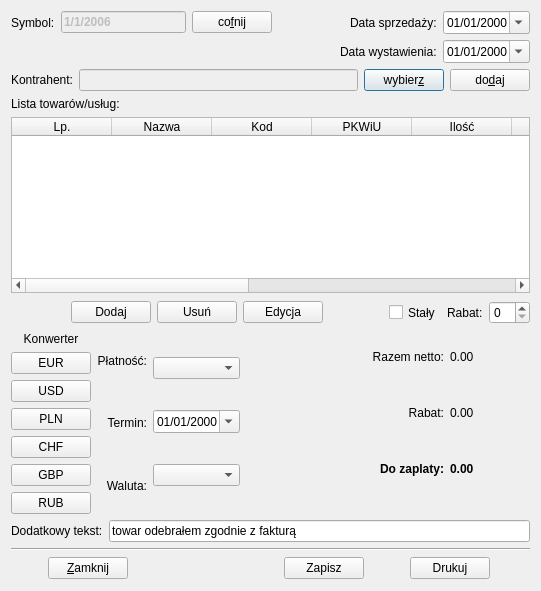
juliagoda/qfaktury, file ui/Invoice.ui: the form before one commit.
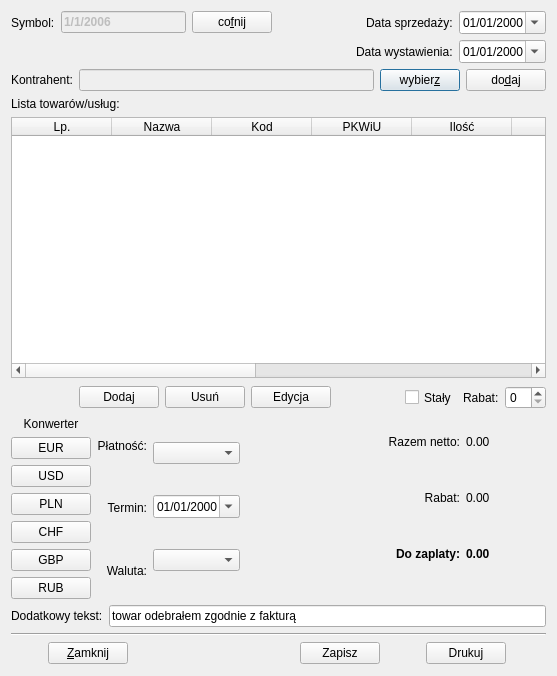
The form after the commit.

Patch:
```diff
--- a/ui/Invoice.ui
+++ b/ui/Invoice.ui
@@ -6,8 +6,8 @@
    <rect>
     <x>0</x>
     <y>0</y>
-    <width>541</width>
-    <height>591</height>
+    <width>557</width>
+    <height>676</height>
    </rect>
   </property>
   <property name="windowTitle">
```
